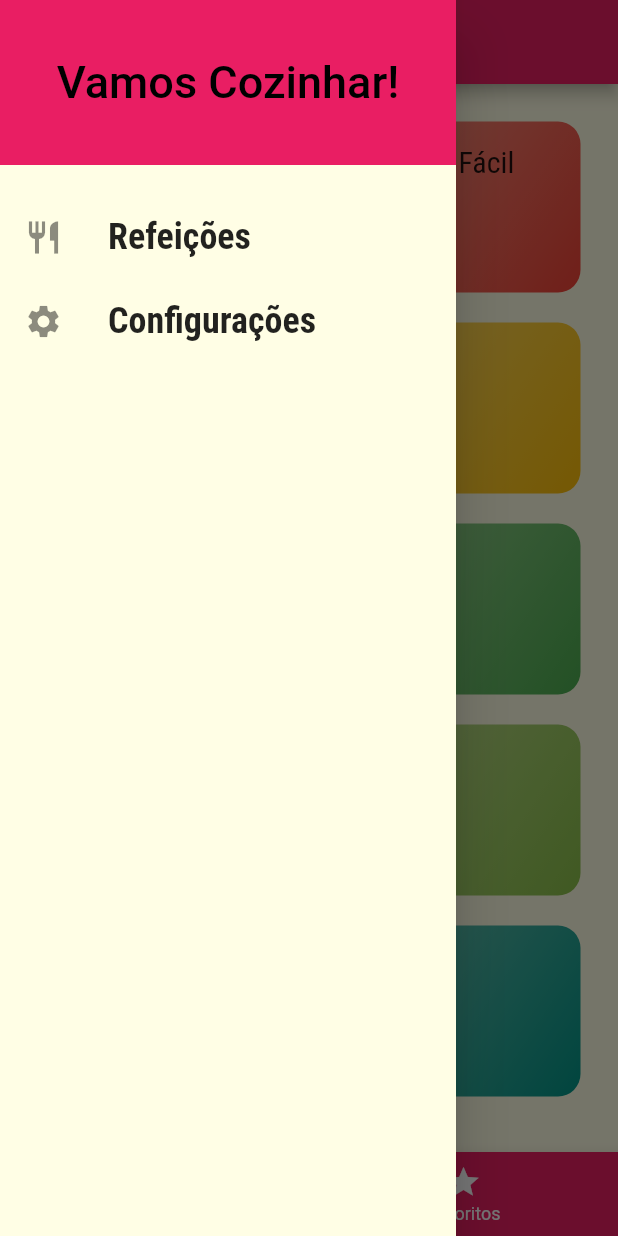
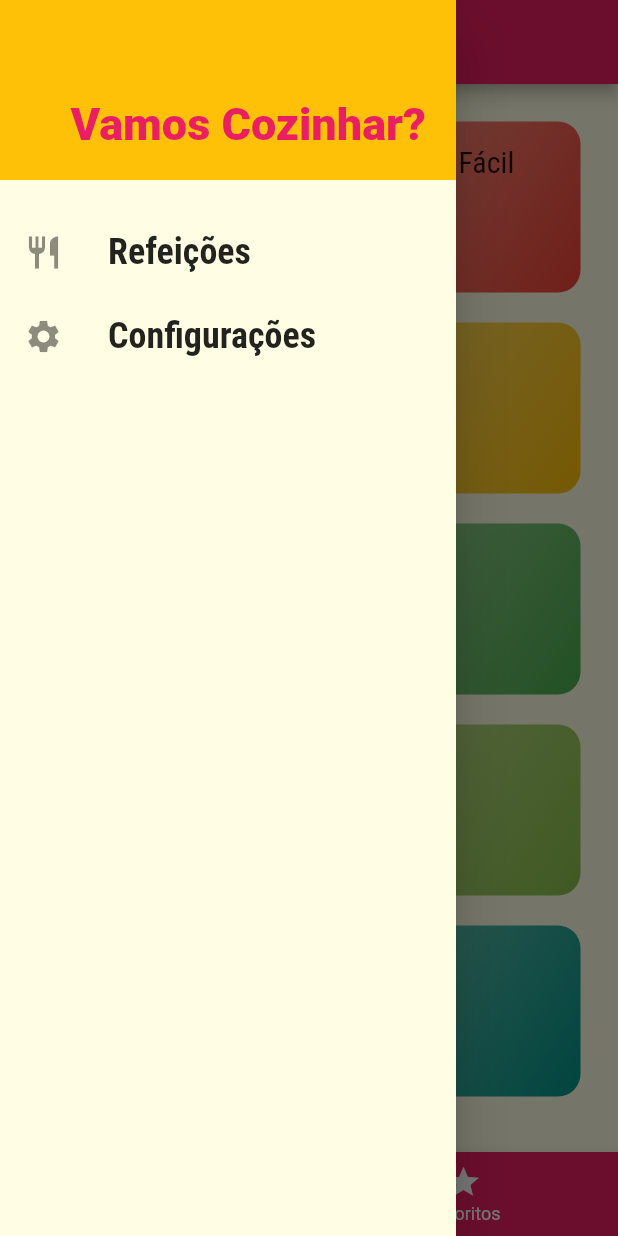
Before and after one commit to LuscaMamede/Receitas-Mobile, a Flutter app: the screen it shows after launch, with the side drawer open, on a phone screen of 412 x 824 dp. Run offline on Flutter 3.47's test engine with Material 2 defaults, Android fonts, the phone set to English and light mode, and no system bars.

```diff
--- a/lib/components/main_drawer.dart
+++ b/lib/components/main_drawer.dart
@@ -1,9 +1,10 @@
 import 'package:flutter/material.dart';
+import '../utils/app_routes.dart';
 
 class MainDrawer extends StatelessWidget {
-  const MainDrawer({super.key});
+  const MainDrawer({Key? key}) : super(key: key);
 
-  Widget _createItem(IconData icon, String label) {
+  Widget _createItem(IconData icon, String label, Function() onTap) {
     return ListTile(
       leading: Icon(
         icon,
@@ -12,11 +13,12 @@ class MainDrawer extends StatelessWidget {
       title: Text(
         label,
         style: const TextStyle(
-            fontFamily: 'RobotoCondensed',
-            fontSize: 24,
-            fontWeight: FontWeight.bold),
+          fontFamily: 'RobotoCondensed',
+          fontSize: 24,
+          fontWeight: FontWeight.bold,
+        ),
       ),
-      onTap: (() {}),
+      onTap: onTap,
     );
   }
 
@@ -24,25 +26,34 @@ class MainDrawer extends StatelessWidget {
   Widget build(BuildContext context) {
     return Drawer(
       child: Column(
-        children: <Widget>[
+        children: [
           Container(
+            height: 120,
             width: double.infinity,
-            height: 110,
-            padding: const EdgeInsets.all(10),
-            color: Theme.of(context).colorScheme.primary,
-            alignment: Alignment.center,
-            child: const Text(
-              'Vamos Cozinhar!',
+            padding: const EdgeInsets.all(20),
+            color: Theme.of(context).colorScheme.secondary,
+            alignment: Alignment.bottomRight,
+            child: Text(
+              'Vamos Cozinhar?',
               style: TextStyle(
-                fontWeight: FontWeight.w500,
+                fontWeight: FontWeight.w900,
                 fontSize: 30,
-                color: Colors.black,
+                color: Theme.of(context).colorScheme.primary,
               ),
             ),
           ),
           const SizedBox(height: 20),
-          _createItem(Icons.restaurant, 'Refeições'),
-          _createItem(Icons.settings, 'Configurações'),
+          _createItem(
+            Icons.restaurant,
+            'Refeições',
+            () => Navigator.of(context).pushReplacementNamed(AppRoutes.home),
+          ),
+          _createItem(
+            Icons.settings,
+            'Configurações',
+            () =>
+                Navigator.of(context).pushReplacementNamed(AppRoutes.settings),
+          ),
         ],
       ),
     );
--- /dev/null
+++ b/lib/screens/settings_screen.dart
@@ -0,0 +1,19 @@
+import 'package:flutter/material.dart';
+import '../components/main_drawer.dart';
+
+class SettingsScreen extends StatelessWidget {
+  const SettingsScreen({Key? key}) : super(key: key);
+
+  @override
+  Widget build(BuildContext context) {
+    return Scaffold(
+      appBar: AppBar(
+        title: const Text('Configurações'),
+      ),
+      drawer: const MainDrawer(),
+      body: const Center(
+        child: Text('Configurações!'),
+      ),
+    );
+  }
+}
--- a/lib/utils/app_routes.dart
+++ b/lib/utils/app_routes.dart
@@ -2,4 +2,5 @@ class AppRoutes {
   static const home = '/';
   static const categoriesMeals = '/categories-meals';
   static const mealDetail = '/metal-detail';
+  static const settings = '/settings';
 }
```
